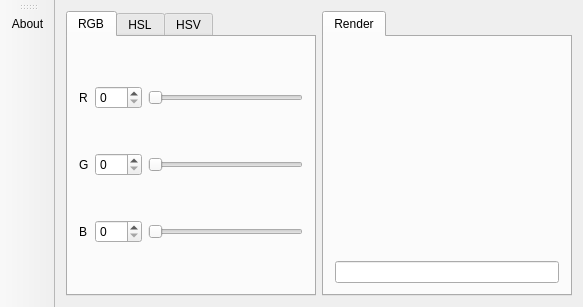
The window that mainwindow.ui (Huluti/Coulr) describes before a commit, drawn with Qt 5.
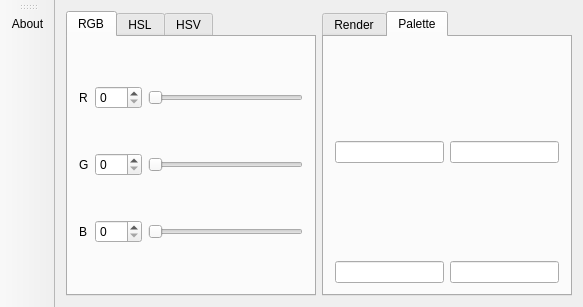
The same window after the commit. The open tabs and pages were chosen to show the change. Icons and pictures are not drawn.

Patch:
```diff
--- a/mainwindow.ui
+++ b/mainwindow.ui
@@ -46,6 +46,37 @@
         </item>
        </layout>
       </widget>
+      <widget class="QWidget" name="tab_4">
+       <attribute name="title">
+        <string>Palette</string>
+       </attribute>
+       <layout class="QGridLayout" name="gridLayout_5">
+        <item row="2" column="0">
+         <widget class="QWidget" name="color3" native="true"/>
+        </item>
+        <item row="2" column="1">
+         <widget class="QWidget" name="color4" native="true"/>
+        </item>
+        <item row="0" column="0">
+         <widget class="QWidget" name="color1" native="true"/>
+        </item>
+        <item row="0" column="1">
+         <widget class="QWidget" name="color2" native="true"/>
+        </item>
+        <item row="1" column="1">
+         <widget class="QLineEdit" name="color2_html"/>
+        </item>
+        <item row="1" column="0">
+         <widget class="QLineEdit" name="color1_html"/>
+        </item>
+        <item row="3" column="0">
+         <widget class="QLineEdit" name="color3_html"/>
+        </item>
+        <item row="3" column="1">
+         <widget class="QLineEdit" name="color4_html"/>
+        </item>
+       </layout>
+      </widget>
      </widget>
     </item>
     <item row="0" column="0">
```
Left out of the diff: 4 changed lines with no effect on the pictures.
